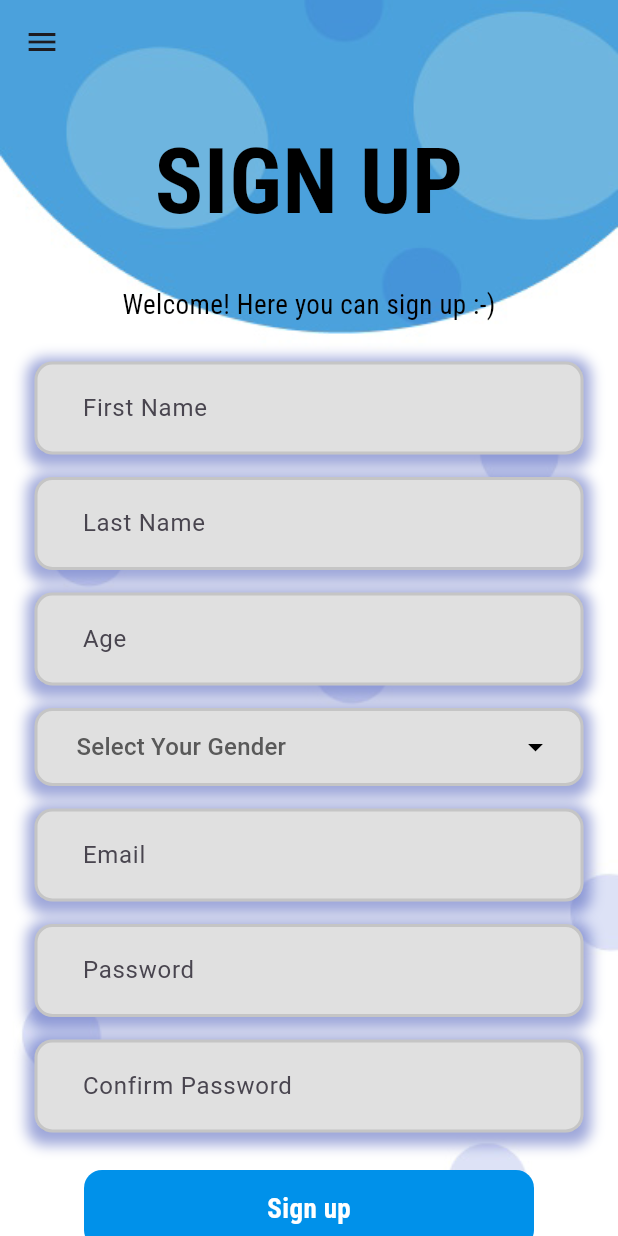
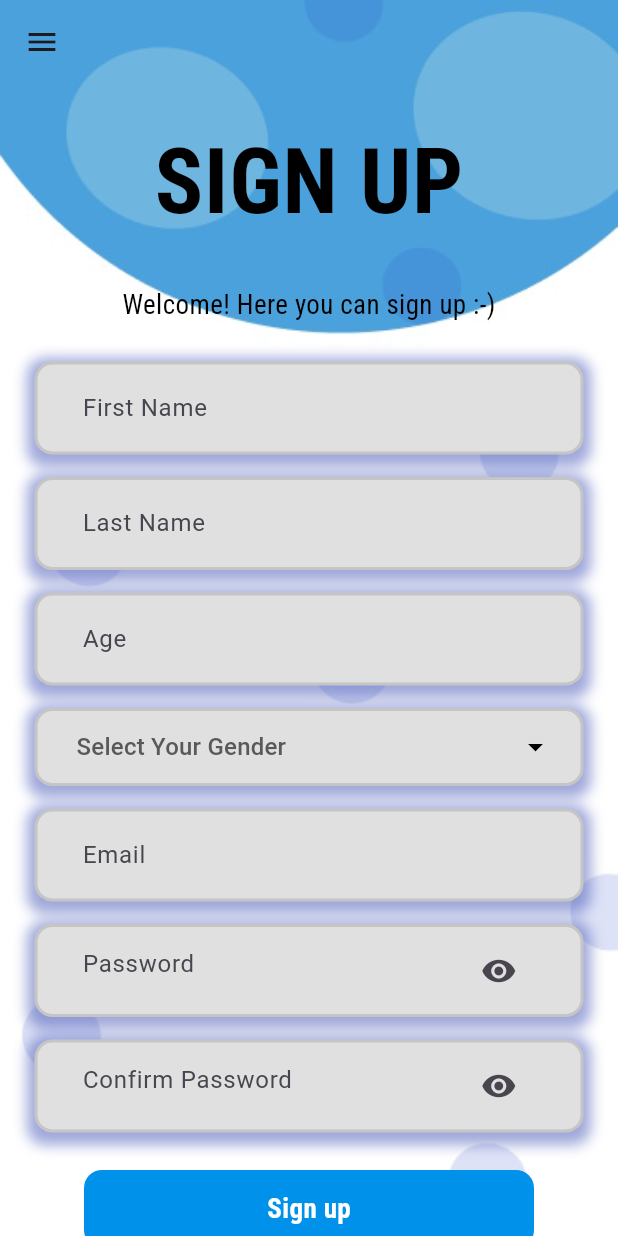
Before and after one commit to Amer222323/TutorFinderApp_flutter, a Flutter app: the SignUpScreen screen opened by its route, on a phone screen of 412 x 824 dp. Run offline on Flutter 3.47's test engine with Material 3 defaults, Android fonts, the phone set to English and light mode, and no system bars; our stand-ins replace cloud_firestore, dropdown_button2, firebase_auth, firebase_core, google_fonts; accounts and stored records are empty; network calls fail; project files that could hold a hidden picture were left out.

Commit message:
version 2.6

```diff
--- a/lib/Componet/snackbar.dart
+++ b/lib/Componet/snackbar.dart
@@ -53,7 +53,13 @@ Widget buildTextField({
     ),
     child: Padding(
       padding: const EdgeInsets.symmetric(horizontal: 20),
-      child: TextField(
+      child: TextFormField(
+        validator: (value) {
+          if (value == null || value.isEmpty) {
+            return 'Please Enter somthing';
+          }
+          return null;
+        },
         controller: controller,
         obscureText: obscureText,
         decoration: InputDecoration(
@@ -64,3 +70,47 @@ Widget buildTextField({
     ),
   );
 }
+
+Widget buildPasswordTextField(
+    {required TextEditingController controller,
+    required String hintText,
+    required bool isObscured,
+    required VoidCallback toggleVisibility}) {
+  return Container(
+    padding: const EdgeInsets.symmetric(horizontal: 10, vertical: 5),
+    decoration: BoxDecoration(
+      boxShadow: [
+        BoxShadow(
+          color: Colors.indigo.withOpacity(0.5),
+          spreadRadius: 5,
+          blurRadius: 7,
+          offset: const Offset(0, 3),
+        ),
+      ],
+      border: Border.all(
+        color: Colors.black12,
+        width: 2,
+      ),
+      color: Colors.grey[300],
+      borderRadius: BorderRadius.circular(12),
+    ),
+    child: Padding(
+      padding: const EdgeInsets.symmetric(horizontal: 20),
+      child: TextField(
+        controller: controller,
+        obscureText: isObscured,
+        decoration: InputDecoration(
+          suffixIcon: IconButton(
+            padding: const EdgeInsetsDirectional.only(end: 1.0),
+            icon: isObscured
+                ? const Icon(Icons.visibility)
+                : const Icon(Icons.visibility_off),
+            onPressed: toggleVisibility,
+          ),
+          border: InputBorder.none,
+          hintText: hintText,
+        ),
+      ),
+    ),
+  );
+}
--- a/lib/screen/Profile/profile_privet.dart
+++ b/lib/screen/Profile/profile_privet.dart
@@ -1,8 +1,6 @@
 import 'package:firebaseconnations/LayoutAppMenu/app_start_menu.dart';
-import 'package:flutter/cupertino.dart';
 import 'package:flutter/material.dart';
 import 'package:firebaseconnations/Componet/snackbar.dart';
-import 'package:flutter/widgets.dart';
 
 class ProfilePrivate extends StatefulWidget {
   const ProfilePrivate({super.key});
@@ -23,7 +21,6 @@ class _ProfilePrivateState extends State<ProfilePrivate> {
   final _ageController = TextEditingController();
   final _numController = TextEditingController();
   final _qualificationController = TextEditingController();
-  final _prisePerHourController = TextEditingController();
   List<Subject> selectedSubjects = [];
   @override
   void dispose() {
--- a/lib/screen/auth/signup_screen.dart
+++ b/lib/screen/auth/signup_screen.dart
@@ -22,6 +22,8 @@ class _SignUpScreenState extends State<SignUpScreen> {
   final _ageController = TextEditingController();
   final List<String> genderItems = ['Male', 'Female'];
   String? selectedGender;
+
+  final _formKey = GlobalKey<FormState>();
 
   Future<void> signUp() async {
     if (passwordConfirmed()) {
@@ -96,12 +98,27 @@ class _SignUpScreenState extends State<SignUpScreen> {
   }
 
   void openLoginScreen() {
-    Navigator.pop(context);
+    Navigator.pushNamed(context, '/Login');
+  }
+
+  var _isObsecured;
+  void toggleVisibility() {
+    setState(() {
+      _isObsecured = !_isObsecured;
+    });
+  }
+
+  @override
+  void initState() {
+    super.initState();
+    _isObsecured = true;
   }
 
   @override
   Widget build(BuildContext context) {
-    return AppStartMenu(children: [
+    return Form(
+      key: _formKey,
+      child: AppStartMenu(children: [
         Text(
           'SIGN UP',
           style: GoogleFonts.robotoCondensed(
@@ -215,17 +232,17 @@ class _SignUpScreenState extends State<SignUpScreen> {
           hintText: "Email",
         ),
         const SizedBox(height: 15),
-      buildTextField(
+        buildPasswordTextField(
             controller: _passwordController,
             hintText: "Password",
-        obscureText: true,
-      ),
+            isObscured: _isObsecured,
+            toggleVisibility: toggleVisibility),
         const SizedBox(height: 15),
-      buildTextField(
+        buildPasswordTextField(
             controller: _confirmPasswordController,
             hintText: "Confirm Password",
-        obscureText: true,
-      ),
+            isObscured: _isObsecured,
+            toggleVisibility: toggleVisibility),
         const SizedBox(height: 25),
         GestureDetector(
           onTap: signUp,
@@ -273,6 +290,7 @@ class _SignUpScreenState extends State<SignUpScreen> {
           ],
         ),
         const SizedBox(height: 40)
-    ]);
+      ]),
+    );
   }
 }
```
Lines whose indentation alone changed are shown as unchanged.
